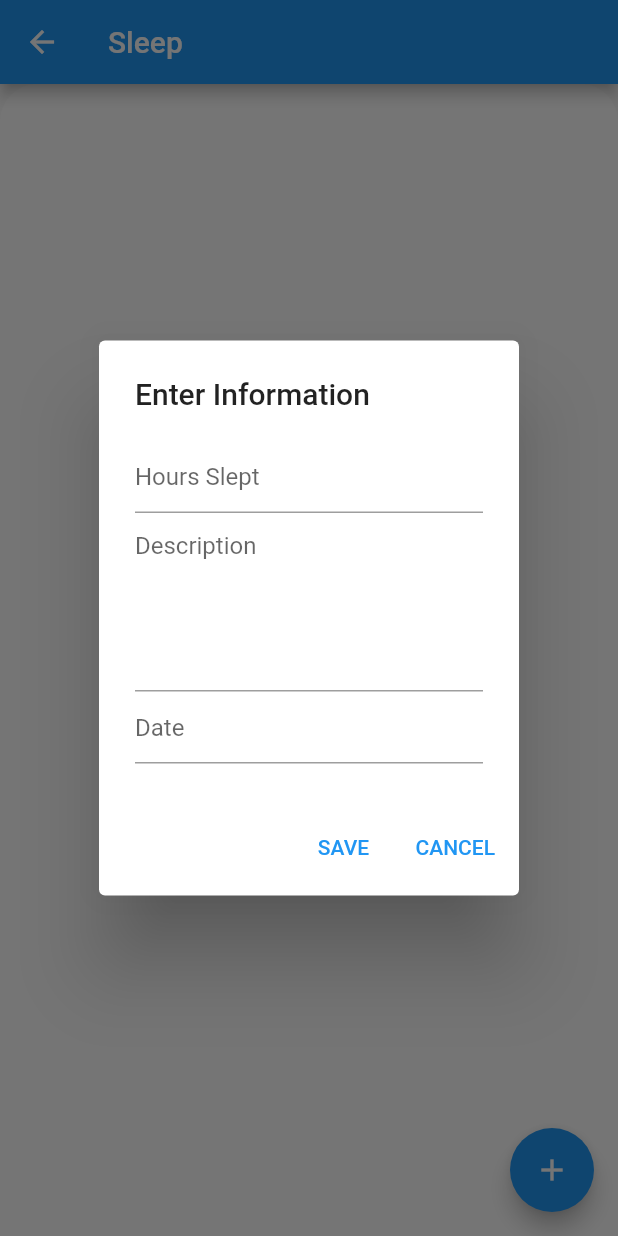
After one commit to kwu6gsu/csc4360-group-project, a Flutter app: the SleepScreen screen opened directly, after a tap on the "add" icon, on a phone screen of 412 x 824 dp. The commit adds this screen. Run offline on Flutter 3.47's test engine with Material 2 defaults, Android fonts, the light colour scheme and no system bars; our stand-ins replace cloud_firestore, firebase_auth, firebase_core, flutter_rating_bar, flutter_signin_button; accounts and stored records are empty.

Commit message:
added sleep screen (javier/kenny)

```diff
--- /dev/null
+++ b/lib/sleep.dart
@@ -0,0 +1,237 @@
+import 'package:flutter/material.dart';
+import 'package:firebase_auth/firebase_auth.dart';
+import 'package:cloud_firestore/cloud_firestore.dart';
+
+class SleepScreen extends StatefulWidget {
+  @override
+  _SleepScreenState createState() => _SleepScreenState();
+}
+
+class _SleepScreenState extends State<SleepScreen> {
+  late String hoursText;
+  late String descText;
+  TextEditingController _hoursController = TextEditingController();
+  TextEditingController _descController = TextEditingController();
+  TextEditingController _dateController = TextEditingController();
+  FirebaseAuth firebaseAuth = FirebaseAuth.instance;
+  final CollectionReference sleepCollection = FirebaseFirestore.instance
+      .collection('users')
+      .doc(FirebaseAuth.instance.currentUser!.uid)
+      .collection('sleep');
+
+  Future<void> saveSleep() {
+    return sleepCollection.add({
+      'hours': hoursText,
+      'description': descText,
+      'date': _dateController.text,
+      'submitted': DateTime.now()
+    });
+  }
+
+  Future<void> _displayTextInputDialog(BuildContext context) async {
+    return showDialog(
+        context: context,
+        builder: (context) {
+          return AlertDialog(
+            scrollable: true,
+            title: Text("Enter Information"),
+            content: Column(
+              children: [
+                TextField(
+                  decoration: InputDecoration(hintText: "Hours Slept"),
+                  onChanged: (value) {
+                    setState(() {
+                      hoursText = value;
+                    });
+                  },
+                  controller: _hoursController,
+                ),
+                TextField(
+                  decoration: InputDecoration(hintText: "Description"),
+                  keyboardType: TextInputType.multiline,
+                  minLines: 5,
+                  maxLines: null,
+                  onChanged: (value) {
+                    setState(() {
+                      descText = value;
+                    });
+                  },
+                  controller: _descController,
+                ),
+                TextFormField(
+                  controller: _dateController,
+                  decoration: InputDecoration(
+                    hintText: "Date",
+                  ),
+                  onTap: () async {
+                    FocusScope.of(context).requestFocus(new FocusNode());
+                    DateTime date = (await showDatePicker(
+                        context: context,
+                        initialDate: DateTime.now(),
+                        firstDate: DateTime(DateTime.now().year - 20),
+                        lastDate: DateTime(DateTime.now().year + 20)))!;
+                    _dateController.text = date.toString().substring(0, 10);
+                  },
+                )
+              ],
+            ),
+            actions: <Widget>[
+              TextButton(
+                child: Text('SAVE'),
+                onPressed: () {
+                  setState(() {
+                    Navigator.pop(context);
+                  });
+                  saveSleep();
+                  _hoursController.clear();
+                  _descController.clear();
+                  _dateController.clear();
+                },
+              ),
+              TextButton(
+                child: Text('CANCEL'),
+                onPressed: () {
+                  setState(() {
+                    Navigator.pop(context);
+                    _hoursController.clear();
+                    _descController.clear();
+                    _dateController.clear();
+                  });
+                },
+              ),
+            ],
+          );
+        });
+  }
+
+  Future<void> _displaySleepDialog(
+      BuildContext context, String date, String hours, String desc) async {
+    return showDialog(
+        context: context,
+        builder: (context) {
+          return AlertDialog(
+            scrollable: true,
+            title: Text(date),
+            content: Column(
+              children: [
+                Align(alignment: Alignment.centerLeft, child: Text(hours)),
+                Padding(
+                    padding: EdgeInsets.only(top: 20),
+                    child: Align(
+                        alignment: Alignment.centerLeft, child: Text(desc))),
+              ],
+            ),
+            actions: <Widget>[
+              TextButton(
+                child: Text('CLOSE'),
+                onPressed: () {
+                  setState(() {
+                    Navigator.pop(context);
+                  });
+                },
+              ),
+            ],
+          );
+        });
+  }
+
+  Future<void> _displayDeleteDialog(DocumentReference reference) async {
+    return showDialog<void>(
+      context: context,
+      barrierDismissible: false,
+      builder: (BuildContext context) {
+        return AlertDialog(
+          content: SingleChildScrollView(
+            child: ListBody(
+              children: const <Widget>[
+                Text('Are you sure you want to delete this item?'),
+              ],
+            ),
+          ),
+          actions: <Widget>[
+            TextButton(
+              child: const Text('Yes'),
+              onPressed: () async {
+                await FirebaseFirestore.instance
+                    .runTransaction((Transaction myTransaction) async {
+                  myTransaction.delete(reference);
+                });
+                Navigator.of(context).pop();
+              },
+            ),
+            TextButton(
+              child: const Text('No'),
+              onPressed: () {
+                Navigator.of(context).pop();
+              },
+            ),
+          ],
+        );
+      },
+    );
+  }
+
+  @override
+  Widget build(BuildContext context) {
+    return Scaffold(
+      appBar: AppBar(
+        title: Text("Sleep"),
+      ),
+      body: Column(
+        children: [
+          Expanded(
+              child: Container(
+            padding: EdgeInsets.all(10),
+            decoration: BoxDecoration(
+                color: Colors.white,
+                borderRadius: BorderRadius.only(
+                    topLeft: Radius.circular(25),
+                    topRight: Radius.circular(25))),
+            child: StreamBuilder<QuerySnapshot>(
+              stream: FirebaseFirestore.instance
+                  .collection('users')
+                  .doc(firebaseAuth.currentUser!.uid)
+                  .collection('sleep')
+                  .orderBy('date')
+                  .snapshots(),
+              builder: (context, AsyncSnapshot<QuerySnapshot> snapshot) {
+                if (snapshot.hasData) {
+                  return ListView.builder(
+                      itemCount: snapshot.requireData.size,
+                      physics: BouncingScrollPhysics(),
+                      itemBuilder: (context, index) {
+                        return Card(
+                            child: ListTile(
+                          title: Text(snapshot.requireData.docs[index]['date']),
+                          onTap: () {
+                            _displaySleepDialog(
+                                context,
+                                snapshot.requireData.docs[index]['date'],
+                                snapshot.requireData.docs[index]['hours'],
+                                snapshot.requireData.docs[index]
+                                    ['description']);
+                          },
+                          trailing: IconButton(
+                              onPressed: () {
+                                _displayDeleteDialog(
+                                    snapshot.requireData.docs[index].reference);
+                              },
+                              icon: Icon(Icons.delete)),
+                        ));
+                      });
+                }
+                return Center(child: CircularProgressIndicator());
+              },
+            ),
+          )),
+        ],
+      ),
+      floatingActionButton: FloatingActionButton(
+        child: Icon(Icons.add),
+        onPressed: () {
+          _displayTextInputDialog(context);
+        },
+      ),
+    );
+  }
+}
```
Also changed, not shown: lib/home.dart (+10 -0 lines).
